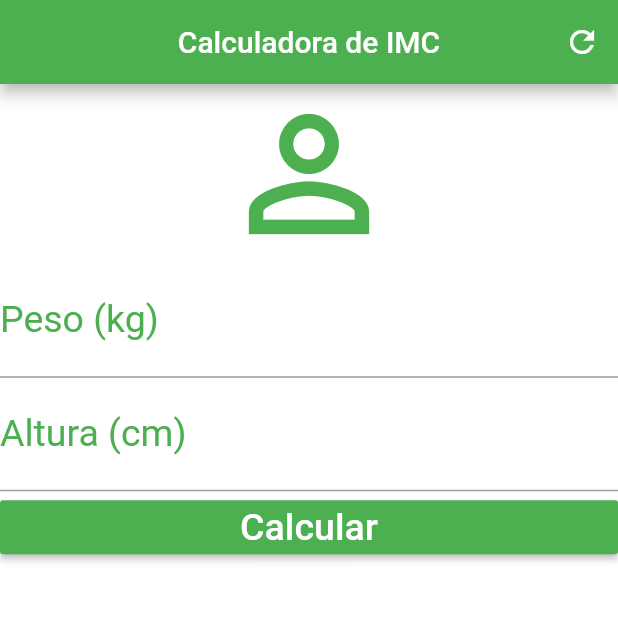
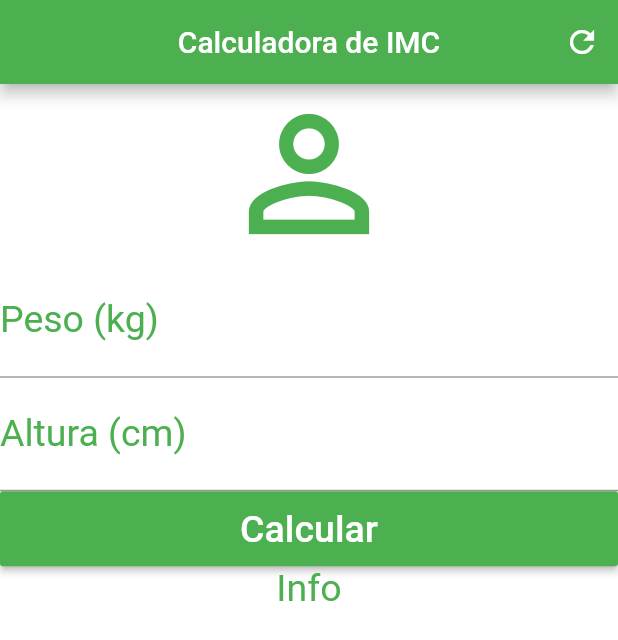
Before and after one commit to nielsonmuniz/calculo_imd, a Flutter app: the screen it shows after launch, on a phone screen of 412 x 824 dp. Shown: the top 640 px of the screen. Run offline on Flutter 3.47's test engine with Material 2 defaults, Android fonts, the phone set to English and light mode, and no system bars.

Commit message:
projeto imc

```diff
--- a/lib/main.dart
+++ b/lib/main.dart
@@ -26,7 +26,8 @@ class _HomeState extends State<Home> {
         ],
       ),
       backgroundColor: Colors.white,
-      body: Column(
+      body: SingleChildScrollView(
+        child:Column(
           crossAxisAlignment: CrossAxisAlignment.stretch,
           children: <Widget>[
             Icon(Icons.person_outline, size: 120.0, color: Colors.green,),
@@ -46,17 +47,25 @@ class _HomeState extends State<Home> {
               textAlign: TextAlign.center,
               style: TextStyle(color: Colors.green, fontSize: 25.0),
             ),
-          RaisedButton(
+            Container(
+              height: 50.0,
+              child: RaisedButton(
                 onPressed: (){},
                 child: Text("Calcular", style: TextStyle(color: Colors.white,
                     fontSize: 25.0),),
                 color: Colors.green,
               ),
+            ),
+            Text("Info",
+              textAlign: TextAlign.center,
+              style: TextStyle(color: Colors.green, fontSize: 25.0,),
+            )
 
 
 
           ],
         ),
+      ),
     );
   }
 }
```
Lines whose indentation alone changed are shown as unchanged.
